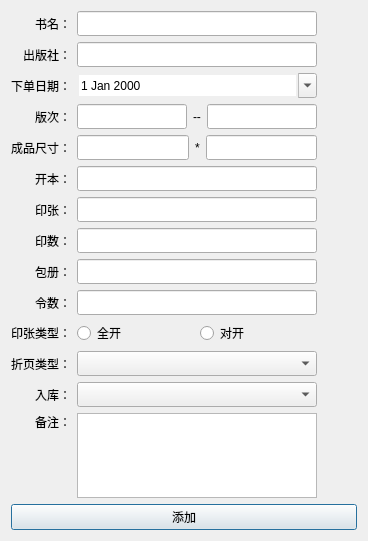
First picture: the form in PayCount_QT/CAddBookDlg.ui, repository 605791556/PayAccount-QT, before the edit.
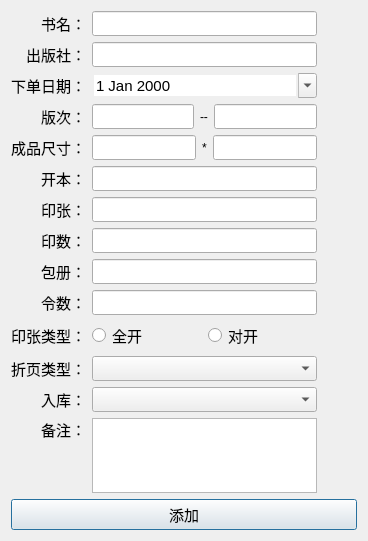
Second picture: the form after the edit.

Patch:
```diff
--- a/PayCount_QT/CAddBookDlg.ui
+++ b/PayCount_QT/CAddBookDlg.ui
@@ -32,6 +32,11 @@
            <height>25</height>
           </size>
          </property>
+         <property name="font">
+          <font>
+           <pointsize>11</pointsize>
+          </font>
+         </property>
         </widget>
        </item>
        <item>
@@ -55,12 +60,22 @@
            <height>25</height>
           </size>
          </property>
+         <property name="font">
+          <font>
+           <pointsize>11</pointsize>
+          </font>
+         </property>
         </widget>
        </item>
       </layout>
      </item>
      <item row="4" column="0">
       <widget class="QLabel" name="label_5">
+       <property name="font">
+        <font>
+         <pointsize>11</pointsize>
+        </font>
+       </property>
        <property name="text">
         <string>成品尺寸：</string>
        </property>
@@ -71,6 +86,11 @@
      </item>
      <item row="3" column="0">
       <widget class="QLabel" name="label_4">
+       <property name="font">
+        <font>
+         <pointsize>11</pointsize>
+        </font>
+       </property>
        <property name="text">
         <string>版次：</string>
        </property>
@@ -81,6 +101,11 @@
      </item>
      <item row="2" column="0">
       <widget class="QLabel" name="label_3">
+       <property name="font">
+        <font>
+         <pointsize>11</pointsize>
+        </font>
+       </property>
        <property name="text">
         <string>下单日期：</string>
        </property>
@@ -167,6 +192,11 @@
          <height>25</height>
         </size>
        </property>
+       <property name="font">
+        <font>
+         <pointsize>11</pointsize>
+        </font>
+       </property>
       </widget>
      </item>
      <item row="6" column="1">
@@ -183,6 +213,11 @@
          <height>25</height>
         </size>
        </property>
+       <property name="font">
+        <font>
+         <pointsize>11</pointsize>
+        </font>
+       </property>
       </widget>
      </item>
      <item row="2" column="2">
@@ -231,6 +266,11 @@
          <height>25</height>
         </size>
        </property>
+       <property name="font">
+        <font>
+         <pointsize>11</pointsize>
+        </font>
+       </property>
       </widget>
      </item>
      <item row="8" column="1">
@@ -247,6 +287,11 @@
          <height>25</height>
         </size>
        </property>
+       <property name="font">
+        <font>
+         <pointsize>11</pointsize>
+        </font>
+       </property>
       </widget>
      </item>
      <item row="7" column="1">
@@ -263,6 +308,11 @@
          <height>25</height>
         </size>
        </property>
+       <property name="font">
+        <font>
+         <pointsize>11</pointsize>
+        </font>
+       </property>
       </widget>
      </item>
      <item row="5" column="1">
@@ -279,6 +329,11 @@
          <height>25</height>
         </size>
        </property>
+       <property name="font">
+        <font>
+         <pointsize>11</pointsize>
+        </font>
+       </property>
       </widget>
      </item>
      <item row="0" column="2">
@@ -311,6 +366,11 @@
          <height>25</height>
         </size>
        </property>
+       <property name="font">
+        <font>
+         <pointsize>11</pointsize>
+        </font>
+       </property>
        <property name="wrapping">
         <bool>false</bool>
        </property>
@@ -342,10 +402,20 @@
          <height>25</height>
         </size>
        </property>
+       <property name="font">
+        <font>
+         <pointsize>11</pointsize>
+        </font>
+       </property>
       </widget>
      </item>
      <item row="0" column="0">
       <widget class="QLabel" name="label">
+       <property name="font">
+        <font>
+         <pointsize>11</pointsize>
+        </font>
+       </property>
        <property name="text">
         <string>书名：</string>
        </property>
@@ -356,6 +426,11 @@
      </item>
      <item row="1" column="0">
       <widget class="QLabel" name="label_2">
+       <property name="font">
+        <font>
+         <pointsize>11</pointsize>
+        </font>
+       </property>
        <property name="text">
         <string>出版社：</string>
        </property>
@@ -378,6 +453,11 @@
          <height>25</height>
         </size>
        </property>
+       <property name="font">
+        <font>
+         <pointsize>11</pointsize>
+        </font>
+       </property>
       </widget>
      </item>
      <item row="3" column="1">
@@ -396,6 +476,11 @@
            <height>25</height>
           </size>
          </property>
+         <property name="font">
+          <font>
+           <pointsize>11</pointsize>
+          </font>
+         </property>
         </widget>
        </item>
        <item>
@@ -419,6 +504,11 @@
            <height>25</height>
           </size>
          </property>
+         <property name="font">
+          <font>
+           <pointsize>11</pointsize>
+          </font>
+         </property>
         </widget>
        </item>
       </layout>
@@ -427,6 +517,11 @@
       <layout class="QHBoxLayout" name="horizontalLayout_3">
        <item>
         <widget class="QRadioButton" name="RDO_QK">
+         <property name="font">
+          <font>
+           <pointsize>11</pointsize>
+          </font>
+         </property>
          <property name="text">
           <string>全开</string>
          </property>
@@ -434,6 +529,11 @@
        </item>
        <item>
         <widget class="QRadioButton" name="RDO_DK">
+         <property name="font">
+          <font>
+           <pointsize>11</pointsize>
+          </font>
+         </property>
          <property name="text">
           <string>对开</string>
          </property>
@@ -443,6 +543,11 @@
      </item>
      <item row="5" column="0">
       <widget class="QLabel" name="label_6">
+       <property name="font">
+        <font>
+         <pointsize>11</pointsize>
+        </font>
+       </property>
        <property name="text">
         <string>开本：</string>
        </property>
@@ -453,6 +558,11 @@
      </item>
      <item row="6" column="0">
       <widget class="QLabel" name="label_7">
+       <property name="font">
+        <font>
+         <pointsize>11</pointsize>
+        </font>
+       </property>
        <property name="text">
         <string>印张：</string>
        </property>
@@ -463,6 +573,11 @@
      </item>
      <item row="7" column="0">
       <widget class="QLabel" name="label_8">
+       <property name="font">
+        <font>
+         <pointsize>11</pointsize>
+        </font>
+       </property>
        <property name="text">
         <string>印数：</string>
        </property>
@@ -473,6 +588,11 @@
      </item>
      <item row="8" column="0">
       <widget class="QLabel" name="label_9">
+       <property name="font">
+        <font>
+         <pointsize>11</pointsize>
+        </font>
+       </property>
        <property name="text">
         <string>包册：</string>
        </property>
@@ -483,6 +603,11 @@
      </item>
      <item row="9" column="0">
       <widget class="QLabel" name="label_10">
+       <property name="font">
+        <font>
+         <pointsize>11</pointsize>
+        </font>
+       </property>
        <property name="text">
         <string>令数：</string>
        </property>
@@ -493,6 +618,11 @@
      </item>
      <item row="10" column="0">
       <widget class="QLabel" name="label_11">
+       <property name="font">
+        <font>
+         <pointsize>11</pointsize>
+        </font>
+       </property>
        <property name="text">
         <string>印张类型：</string>
        </property>
@@ -503,6 +633,11 @@
      </item>
      <item row="11" column="0">
       <widget class="QLabel" name="label_12">
+       <property name="font">
+        <font>
+         <pointsize>11</pointsize>
+        </font>
+       </property>
        <property name="text">
         <string>折页类型：</string>
        </property>
@@ -513,6 +648,11 @@
      </item>
      <item row="12" column="0">
       <widget class="QLabel" name="label_13">
+       <property name="font">
+        <font>
+         <pointsize>11</pointsize>
+        </font>
+       </property>
        <property name="text">
         <string>入库：</string>
        </property>
@@ -523,6 +663,11 @@
      </item>
      <item row="13" column="0">
       <widget class="QLabel" name="label_14">
+       <property name="font">
+        <font>
+         <pointsize>11</pointsize>
+        </font>
+       </property>
        <property name="text">
         <string>备注：</string>
        </property>
@@ -545,10 +690,21 @@
          <height>25</height>
         </size>
        </property>
+       <property name="font">
+        <font>
+         <pointsize>11</pointsize>
+        </font>
+       </property>
       </widget>
      </item>
      <item row="13" column="1">
-      <widget class="QTextEdit" name="EDIT_BZ"/>
+      <widget class="QTextEdit" name="EDIT_BZ">
+       <property name="font">
+        <font>
+         <pointsize>11</pointsize>
+        </font>
+       </property>
+      </widget>
      </item>
      <item row="5" column="2">
       <spacer name="horizontalSpacer_6">
@@ -668,6 +824,11 @@
     <layout class="QHBoxLayout" name="horizontalLayout_5">
      <item>
       <widget class="QPushButton" name="BTN_SAVE">
+       <property name="font">
+        <font>
+         <pointsize>11</pointsize>
+        </font>
+       </property>
        <property name="text">
         <string>添加</string>
        </property>
```
